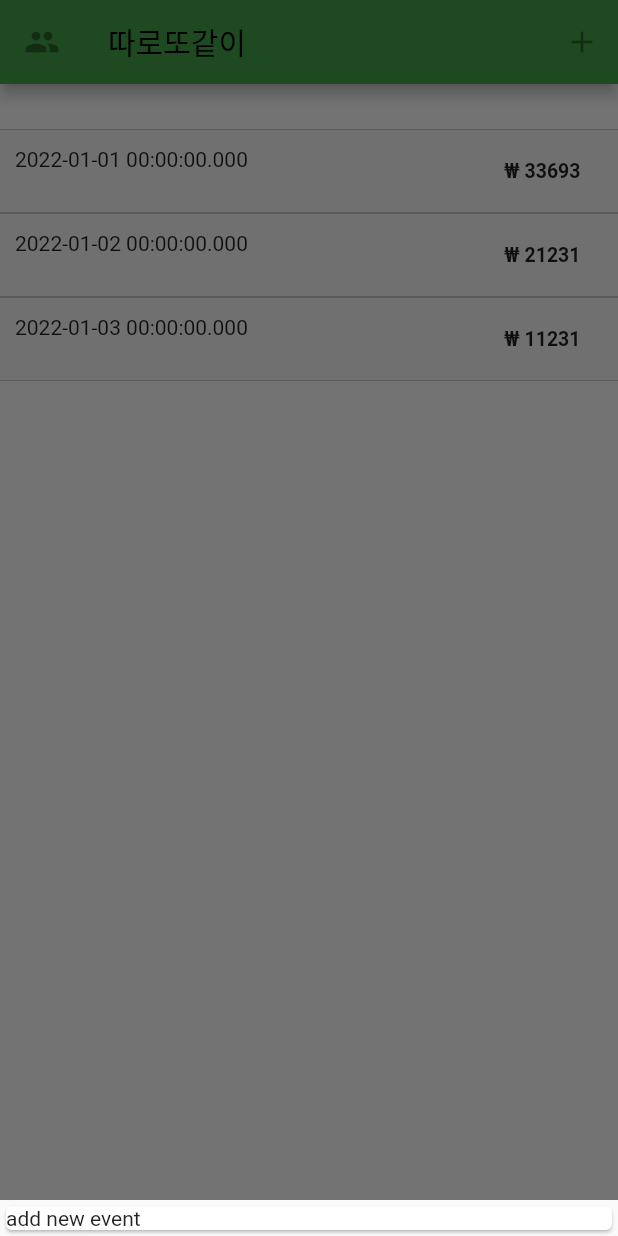
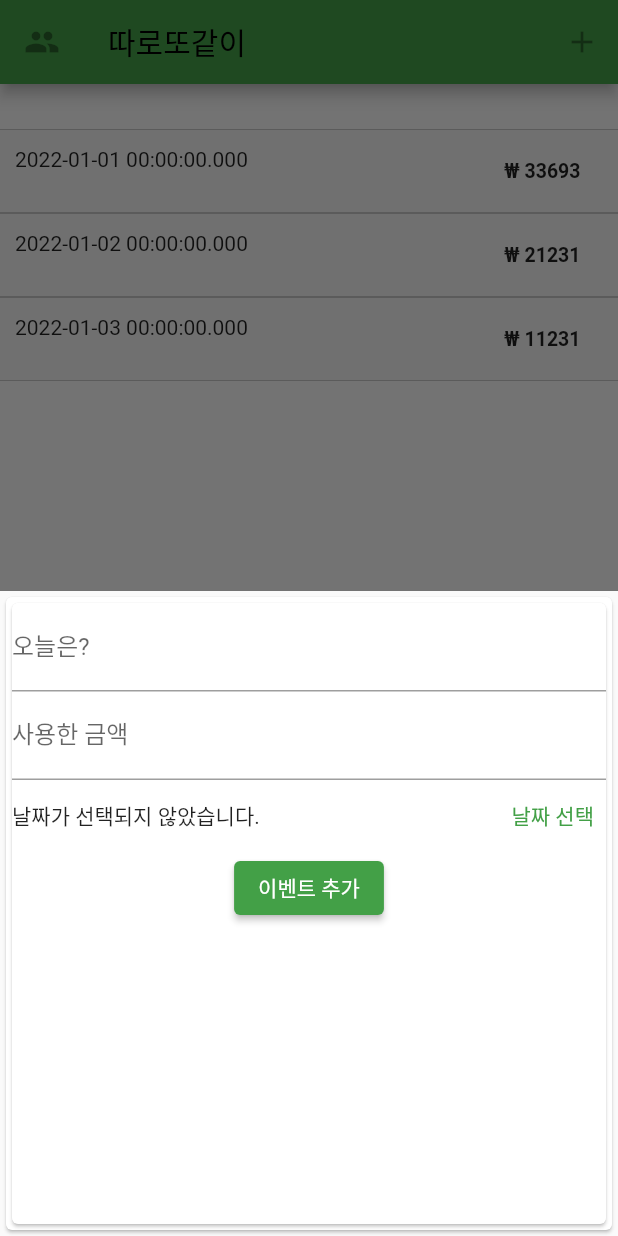
Before and after one commit to tyange/ttattogat_flutter, a Flutter app: the screen it shows after launch, after a tap on the "add" icon, on a phone screen of 412 x 824 dp. Run offline on Flutter 3.47's test engine with Material 2 defaults, Android fonts, the phone set to English and light mode, and no system bars; Roboto replaces fonts that are missing (Gowun Dodum, Pretendard).

Commit message:
testing add event

```diff
--- a/lib/screens/events_screen.dart
+++ b/lib/screens/events_screen.dart
@@ -3,6 +3,7 @@ import 'package:flutter/material.dart';
 import '../models/day.dart';
 import '../models/event.dart';
 import '../widgets/day_item.dart';
+import '../widgets/new_event.dart';
 
 class EventsScreen extends StatefulWidget {
   const EventsScreen({Key? key}) : super(key: key);
@@ -12,7 +13,7 @@ class EventsScreen extends StatefulWidget {
 }
 
 class _EventsScreenState extends State<EventsScreen> {
-  final List<Day> days = [
+  final List<Day> _days = [
     Day(
       dateTime: DateTime(2022, 01, 01),
       events: [
@@ -69,7 +70,24 @@ class _EventsScreenState extends State<EventsScreen> {
     ),
   ];
 
-  late DateTime _selectedDate;
+  void _addNewEvent(
+    String eventTitle,
+    int eventAmount,
+    DateTime chosenDate,
+  ) {
+    final newEvent = Day(title: "", dateTime: chosenDate, events: [
+      Event(
+        amount: eventAmount,
+        title: eventTitle,
+        date: chosenDate,
+        id: DateTime.now().toString(),
+      )
+    ]);
+
+    setState(() {
+      _days.add(newEvent);
+    });
+  }
 
   void _showAddNewEvent(BuildContext ctx) {
     showModalBottomSheet(
@@ -78,30 +96,14 @@ class _EventsScreenState extends State<EventsScreen> {
         return GestureDetector(
           onTap: () {},
           child: Card(
-            child: Container(
-              child: Text("add new event"),
+            child: NewEvent(
+              addEvent: _addNewEvent,
             ),
           ),
           behavior: HitTestBehavior.opaque,
         );
       },
     );
-  }
-
-  void _presentDatePicker() {
-    showDatePicker(
-      context: context,
-      firstDate: DateTime(1990),
-      lastDate: DateTime(2100, 12, 31),
-      initialDate: DateTime.now(),
-    ).then((pickedDate) {
-      if (pickedDate == null) {
-        return;
-      }
-      setState(() {
-        _selectedDate = pickedDate;
-      });
-    });
   }
 
   @override
@@ -130,7 +132,7 @@ class _EventsScreenState extends State<EventsScreen> {
       body: SingleChildScrollView(
         padding: const EdgeInsets.symmetric(vertical: 30),
         child: Column(
-          children: days
+          children: _days
               .map((day) => DayItem(key: ValueKey(day.dateTime), day: day))
               .toList(),
         ),
--- /dev/null
+++ b/lib/widgets/new_event.dart
@@ -0,0 +1,96 @@
+import 'package:flutter/material.dart';
+
+class NewEvent extends StatefulWidget {
+  final Function addEvent;
+
+  const NewEvent({
+    Key? key,
+    required this.addEvent,
+  }) : super(key: key);
+
+  @override
+  _NewEventState createState() => _NewEventState();
+}
+
+class _NewEventState extends State<NewEvent> {
+  final _titleController = TextEditingController();
+  final _amountController = TextEditingController();
+  DateTime? _selectedDate;
+
+  void _presentDatePicker() {
+    showDatePicker(
+      context: context,
+      firstDate: DateTime(1990),
+      lastDate: DateTime(2100, 12, 31),
+      initialDate: DateTime.now(),
+    ).then((pickedDate) {
+      if (pickedDate == null) {
+        return;
+      }
+      setState(() {
+        _selectedDate = pickedDate;
+      });
+    });
+  }
+
+  void _submitData() {
+    if (_amountController.text.isEmpty) {
+      return;
+    }
+
+    final enteredTitle = _titleController.text;
+    final enteredAmount = int.parse(_amountController.text);
+
+    if (enteredTitle.isEmpty || enteredAmount <= 0 || _selectedDate == null) {
+      return;
+    }
+
+    widget.addEvent(enteredTitle, enteredAmount, _selectedDate);
+
+    Navigator.of(context).pop();
+  }
+
+  @override
+  Widget build(BuildContext context) {
+    return SingleChildScrollView(
+      child: Card(
+        child: Column(
+          children: <Widget>[
+            TextField(
+              decoration: const InputDecoration(labelText: "오늘은?"),
+              controller: _titleController,
+              onSubmitted: (_) => _submitData(),
+            ),
+            TextField(
+              decoration: const InputDecoration(labelText: "사용한 금액"),
+              controller: _amountController,
+              onSubmitted: (_) => _submitData(),
+            ),
+            Row(
+              children: <Widget>[
+                Expanded(
+                  child: _selectedDate == null
+                      ? const Text("날짜가 선택되지 않았습니다.")
+                      : Text(
+                          _selectedDate.toString(),
+                        ),
+                ),
+                TextButton(
+                  child: const Text("날짜 선택"),
+                  onPressed: _presentDatePicker,
+                )
+              ],
+            ),
+            ElevatedButton(
+              onPressed: _submitData,
+              child: const Text("이벤트 추가"),
+            ),
+            const SizedBox(
+              height: 200,
+            )
+          ],
+        ),
+      ),
+    );
+  }
+}
```
